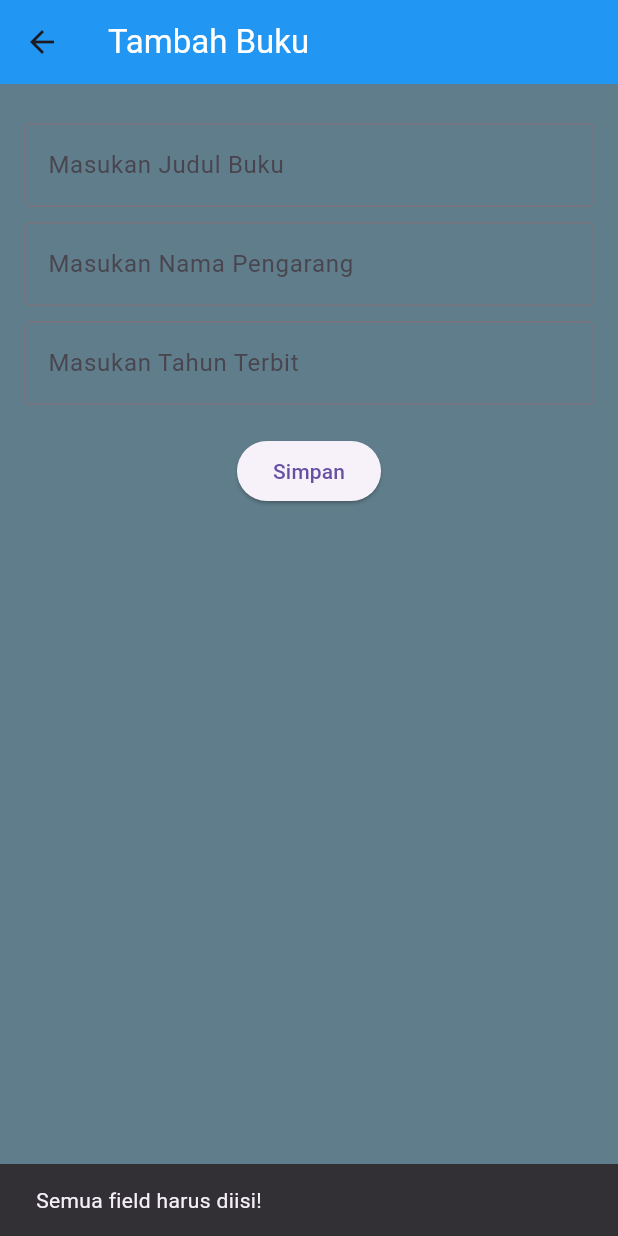
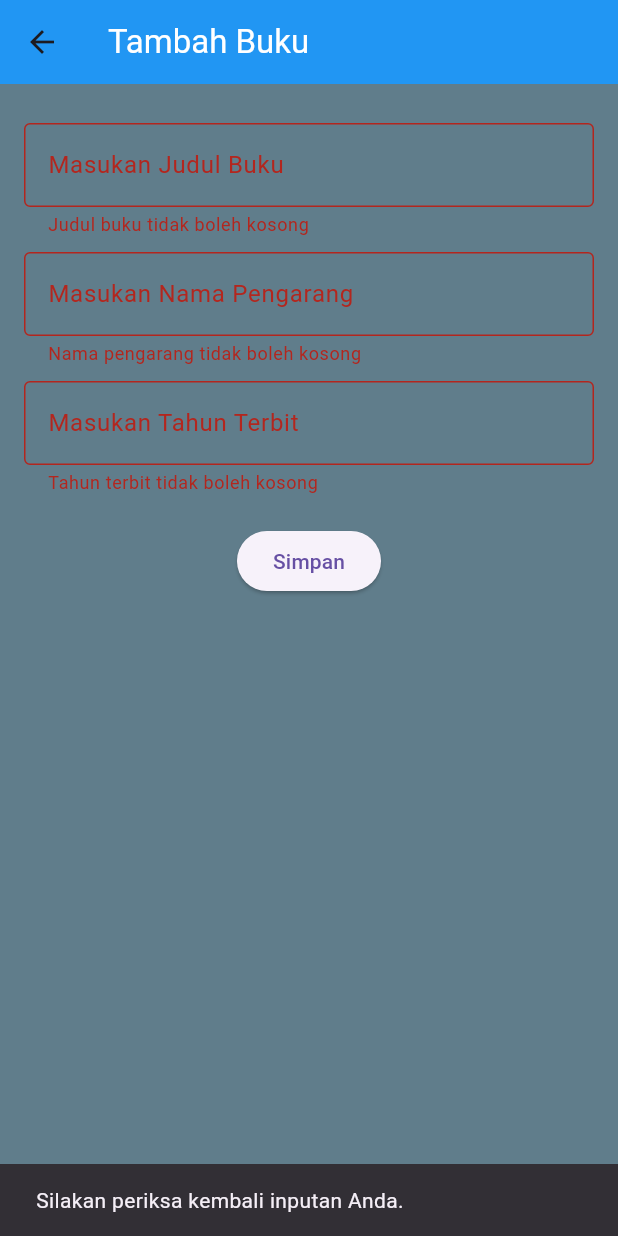
Before and after one commit to SIPalingMumet/Perpus_App, a Flutter app: the AddPage screen opened by its route, after a tap on "Simpan", on a phone screen of 412 x 824 dp. Run offline on Flutter 3.47's test engine with Material 3 defaults, Android fonts, the phone set to English and light mode, and no system bars.

```diff
--- a/lib/AddPage.dart
+++ b/lib/AddPage.dart
@@ -1,5 +1,5 @@
 import 'package:flutter/material.dart';
-import 'package:perpus_app/main.dart';// Import the main.dart file to access the Book class
+import 'package:perpus_app/main.dart'; // Import the main.dart file to access the Book class
 
 class AddPage extends StatefulWidget {
   const AddPage({super.key});
@@ -12,6 +12,35 @@ class _AddPageState extends State<AddPage> {
   final TextEditingController _titleController = TextEditingController();
   final TextEditingController _authorController = TextEditingController();
   final TextEditingController _yearController = TextEditingController();
+
+  final _formKey = GlobalKey<FormState>();
+
+  String? _validateTitle(String? value) {
+    if (value == null || value.isEmpty) {
+      return 'Judul buku tidak boleh kosong';
+    } else if (!RegExp(r'^[a-zA-Z\s]+$').hasMatch(value)) {
+      return 'Judul buku hanya boleh mengandung huruf';
+    }
+    return null;
+  }
+
+  String? _validateAuthor(String? value) {
+    if (value == null || value.isEmpty) {
+      return 'Nama pengarang tidak boleh kosong';
+    } else if (!RegExp(r'^[a-zA-Z\s]+$').hasMatch(value)) {
+      return 'Nama pengarang hanya boleh mengandung huruf';
+    }
+    return null;
+  }
+
+  String? _validateYear(String? value) {
+    if (value == null || value.isEmpty) {
+      return 'Tahun terbit tidak boleh kosong';
+    } else if (!RegExp(r'^\d{4}$').hasMatch(value)) {
+      return 'Tahun terbit harus terdiri dari 4 digit angka';
+    }
+    return null;
+  }
 
   @override
   Widget build(BuildContext context) {
@@ -29,6 +58,8 @@ class _AddPageState extends State<AddPage> {
         height: double.infinity,
         child: Padding(
           padding: const EdgeInsets.all(16.0),
+          child: Form(
+            key: _formKey,
             child: Column(
               children: [
                 SizedBox(height: 10,),
@@ -38,6 +69,7 @@ class _AddPageState extends State<AddPage> {
                     labelText: "Masukan Judul Buku",
                     border: OutlineInputBorder(),
                   ),
+                  validator: _validateTitle,
                 ),
                 SizedBox(height: 10,),
                 TextFormField(
@@ -46,6 +78,7 @@ class _AddPageState extends State<AddPage> {
                     labelText: "Masukan Nama Pengarang",
                     border: OutlineInputBorder(),
                   ),
+                  validator: _validateAuthor,
                 ),
                 SizedBox(height: 10,),
                 TextFormField(
@@ -55,13 +88,12 @@ class _AddPageState extends State<AddPage> {
                     border: OutlineInputBorder(),
                   ),
                   keyboardType: TextInputType.number,
+                  validator: _validateYear,
                 ),
                 SizedBox(height: 20,),
                 ElevatedButton(
                   onPressed: () {
-                  if (_titleController.text.isNotEmpty &&
-                      _authorController.text.isNotEmpty &&
-                      _yearController.text.isNotEmpty) {
+                    if (_formKey.currentState!.validate()) {
                       final newBook = Book(
                         title: _titleController.text,
                         author: _authorController.text,
@@ -71,7 +103,7 @@ class _AddPageState extends State<AddPage> {
                     } else {
                       ScaffoldMessenger.of(context).showSnackBar(
                         SnackBar(
-                        content: Text("Semua field harus diisi!"),
+                          content: Text("Silakan periksa kembali inputan Anda."),
                         ),
                       );
                     }
@@ -82,6 +114,7 @@ class _AddPageState extends State<AddPage> {
             ),
           ),
         ),
+      ),
     );
   }
 }
```
Also changed, not shown: lib/main.dart (+68 -16 lines), lib/splash.dart (added, +34 -0 lines). Lines whose indentation alone changed are shown as unchanged.
